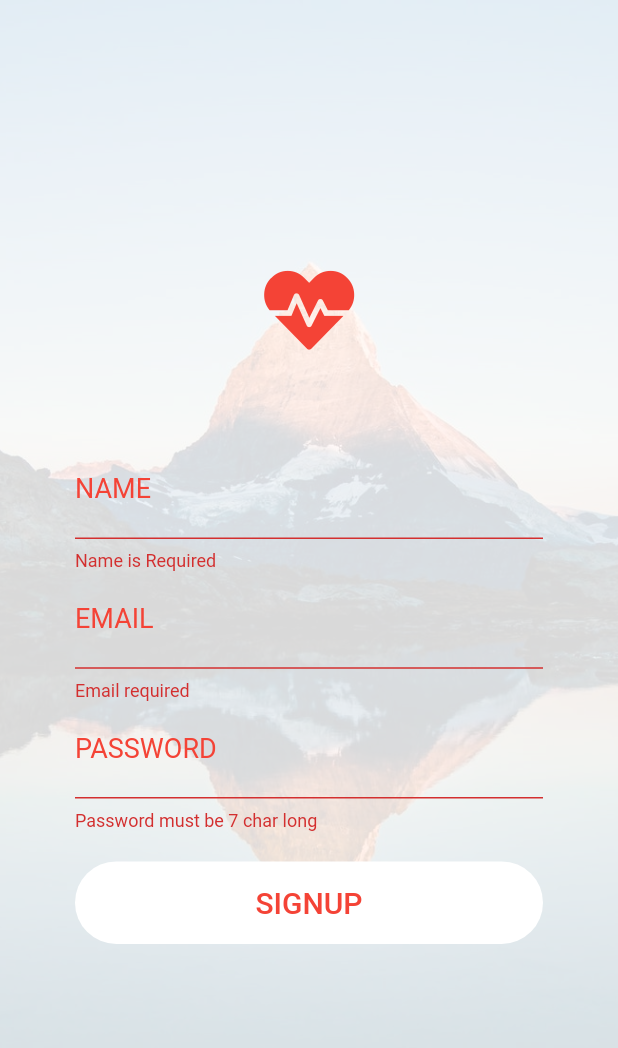
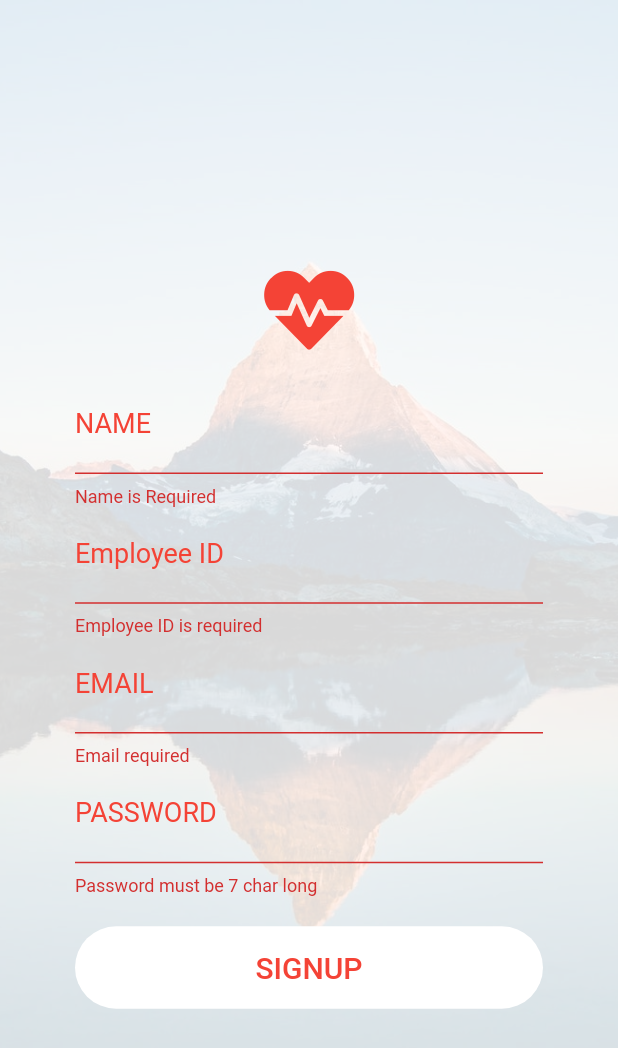
Before and after one commit to neerajmaurya250/auth_all, a Flutter app: the SignUp screen opened directly, after a tap on "SIGNUP", on a phone screen of 412 x 824 dp. Shown: the top 1048 px of the screen. Run offline on Flutter 3.47's test engine with Material 2 defaults, Android fonts, the phone set to English and light mode, and no system bars; our stand-ins replace cloud_firestore, firebase_auth, font_awesome_flutter, google_sign_in, toast; missing offline and left inert: flutter_facebook_login; accounts and stored records are empty.

```diff
--- a/lib/screens/sign_up.dart
+++ b/lib/screens/sign_up.dart
@@ -1,6 +1,7 @@
 import 'package:authall/services/auth.dart';
 import 'package:flutter/material.dart';
 import 'package:font_awesome_flutter/font_awesome_flutter.dart';
+import 'package:toast/toast.dart';
 
 class SignUp extends StatefulWidget {
   @override
@@ -13,6 +14,8 @@ class _SignUpState extends State<SignUp> {
   String email = '';
   String password = '';
   String error = '';
+  String empId = '';
+  String name = '';
 
 //form validation
   @override
@@ -23,8 +26,7 @@ class _SignUpState extends State<SignUp> {
         body: Container(
       decoration: BoxDecoration(
           image: DecorationImage(
-              image: AssetImage("assets/bg_image.jpeg"), fit: BoxFit.cover)
-            ),
+              image: AssetImage("assets/bg_image.jpeg"), fit: BoxFit.cover)),
       child: Stack(
         children: <Widget>[
           Opacity(
@@ -33,7 +35,6 @@ class _SignUpState extends State<SignUp> {
               color: Colors.white,
             ),
           ),
-
           Positioned(
             height: screenData.height * 0.5,
             width: screenData.width * 1.0,
@@ -43,21 +44,23 @@ class _SignUpState extends State<SignUp> {
               size: 60,
             ),
           ),
-
           Padding(
             padding: const EdgeInsets.only(top: 100),
             child: Column(
               mainAxisAlignment: MainAxisAlignment.center,
               children: <Widget>[
-
                 Padding(
-                      padding: const EdgeInsets.only(left: 50,right: 50),
+                  padding: const EdgeInsets.only(left: 50, right: 50),
                   child: Form(
                     key: _formKey,
                     child: Column(
                       children: <Widget>[
                         TextFormField(
-                              validator: (val) => val.isEmpty ? 'Name is Required' : null,
+                          validator: (val) =>
+                              val.isEmpty ? 'Name is Required' : null,
+                          onChanged: (val) {
+                            setState(() => name = val);
+                          },
                           cursorColor: Colors.red,
                           decoration: InputDecoration(
                               hintText: 'Name',
@@ -71,7 +74,29 @@ class _SignUpState extends State<SignUp> {
                                   borderSide: BorderSide(color: Colors.red))),
                         ),
                         TextFormField(
-                              validator: (val) => val.isEmpty ? 'Email required' : null,
+                          validator: (val) =>
+                              val.isEmpty ? 'Employee ID is required' : null,
+                          onChanged: (val) {
+                            setState(() => empId = val);
+                          },
+                          cursorColor: Colors.red,
+                          decoration: InputDecoration(
+                              hintText: 'Employee ID',
+                              hintStyle: TextStyle(fontSize: 20),
+                              labelText: 'Employee ID',
+                              labelStyle:
+                                  TextStyle(color: Colors.red, fontSize: 18),
+                              focusedBorder: UnderlineInputBorder(
+                                  borderSide: BorderSide(color: Colors.red)),
+                              enabledBorder: UnderlineInputBorder(
+                                  borderSide: BorderSide(color: Colors.red))),
+                        ),
+                        TextFormField(
+                          validator: (val) =>
+                              val.isEmpty ? 'Email required' : null,
+                          onChanged: (val) {
+                            setState(() => email = val);
+                          },
                           cursorColor: Colors.red,
                           decoration: InputDecoration(
                               hintText: 'email',
@@ -86,7 +111,12 @@ class _SignUpState extends State<SignUp> {
                         ),
                         TextFormField(
                           obscureText: true,
-                              validator: (val) => val.length < 6 ? 'Password must be 7 char long' : null,
+                          validator: (val) => val.length < 6
+                              ? 'Password must be 7 char long'
+                              : null,
+                          onChanged: (val) {
+                            setState(() => password = val);
+                          },
                           cursorColor: Colors.red,
                           decoration: InputDecoration(
                               hintText: 'password',
@@ -107,16 +137,19 @@ class _SignUpState extends State<SignUp> {
                           width: 355,
                           child: RaisedButton(
                             onPressed: () async {
-
-                                  if(_formKey.currentState.validate()){
-
-                                    dynamic result = await _auth.registerWithEmailAndPassword(email,password);
-                                    if(result == null){
-                                      setState(() =>error = 'please give valid email');
+                              if (_formKey.currentState.validate()) {
+                                dynamic result =
+                                    await _auth.registerWithEmailAndPassword(
+                                         email,password,empId,name,);
+                                if (result == null) {
+                                  setState(() {
+                                    error = 'Please supply a valid email';
+                                  });
+                                } else {
+                                  showToast('Registerd Successfully');
+                                  Navigator.pop(context);
                                 }
-
                               }
-
                             },
                             child: Text(
                               'SIGNUP',
@@ -128,10 +161,6 @@ class _SignUpState extends State<SignUp> {
                             elevation: 0.0,
                           ),
                         ),
-
-
-
-
                       ],
                     ),
                   ),
@@ -139,10 +168,12 @@ class _SignUpState extends State<SignUp> {
               ],
             ),
           )
-
         ],
       ),
-    )
-    );
+    ));
+  }
+
+  void showToast(String msg, {int duration, int gravity}) {
+    Toast.show(msg, context, duration: duration, gravity: gravity);
   }
 }
```
Also changed, not shown: lib/main.dart (+9 -2 lines), lib/screens/home.dart (added, +33 -0 lines), lib/screens/login.dart (+1 -8 lines), lib/screens/wrapper.dart (added, +24 -0 lines), lib/services/auth.dart (+29 -4 lines), pubspec.yaml (+6 -2 lines), pubspec.lock, 2 other files. Lines whose indentation alone changed are shown as unchanged.
